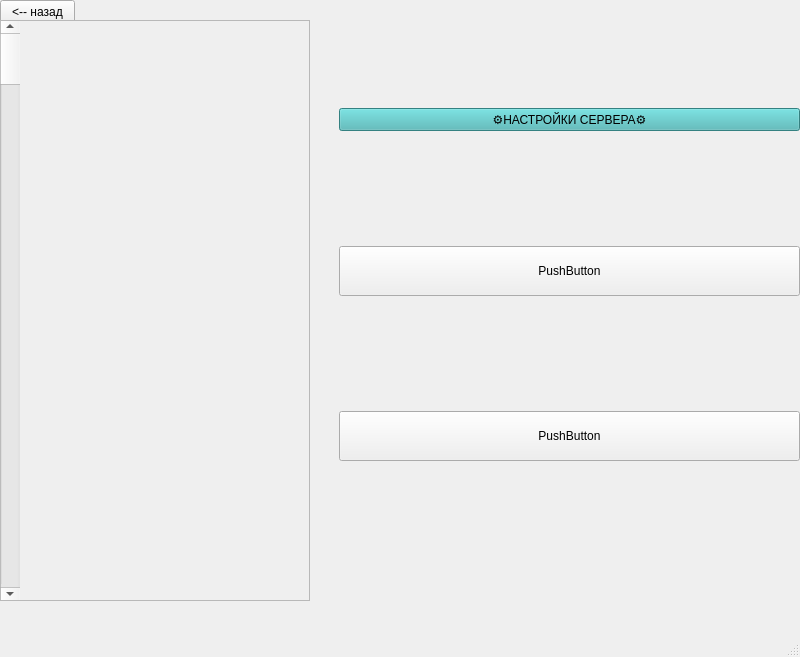
Old version of the form ServerSetup.ui in the repository expiredy/QtYalycuemProject.
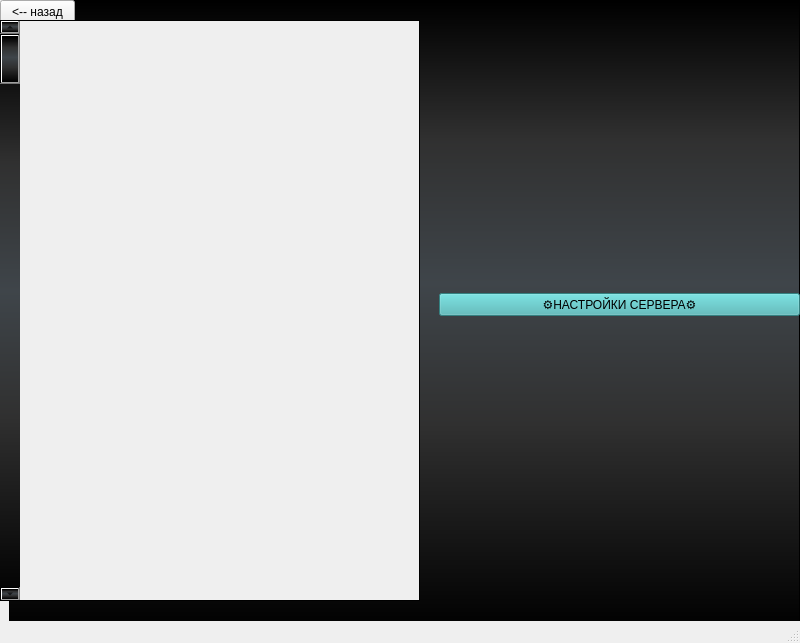
New version of the form.

Patch:
```diff
--- a/ServerSetup.ui
+++ b/ServerSetup.ui
@@ -7,7 +7,7 @@
     <x>0</x>
     <y>0</y>
     <width>800</width>
-    <height>657</height>
+    <height>643</height>
    </rect>
   </property>
   <property name="windowTitle">
@@ -30,10 +30,10 @@
    <widget class="QWidget" name="verticalLayoutWidget_2">
     <property name="geometry">
      <rect>
-      <x>339</x>
+      <x>439</x>
       <y>-1</y>
-      <width>461</width>
-      <height>571</height>
+      <width>361</width>
+      <height>611</height>
      </rect>
     </property>
     <layout class="QVBoxLayout" name="verticalLayout_2">
@@ -60,24 +60,6 @@
        </property>
       </widget>
      </item>
-     <item>
-      <widget class="QPushButton" name="pushButton_3">
-       <property name="text">
-        <string>
-PushButton
-</string>
-       </property>
-      </widget>
-     </item>
-     <item>
-      <widget class="QPushButton" name="pushButton_2">
-       <property name="text">
-        <string>
-PushButton
-</string>
-       </property>
-      </widget>
-     </item>
     </layout>
    </widget>
    <widget class="QScrollArea" name="scrollArea">
@@ -85,10 +67,15 @@
      <rect>
       <x>-1</x>
       <y>20</y>
-      <width>311</width>
+      <width>421</width>
       <height>581</height>
      </rect>
     </property>
+    <property name="styleSheet">
+     <string notr="true">QScrollArea{
+	background-color: qlineargradient(spread:pad, x1:0, y1:1, x2:0, y2:0, stop:0 rgba(0, 0, 0, 255), stop:0.318182 rgba(48, 48, 48, 255), stop:0.534091 rgba(63, 69, 74, 255), stop:0.755682 rgba(48, 48, 48, 255), stop:0.965909 rgba(0, 0, 0, 255));
+}</string>
+    </property>
     <property name="widgetResizable">
      <bool>true</bool>
     </property>
@@ -97,17 +84,17 @@
       <rect>
        <x>0</x>
        <y>0</y>
-       <width>309</width>
+       <width>419</width>
        <height>579</height>
       </rect>
      </property>
      <widget class="QWidget" name="verticalLayoutWidget">
       <property name="geometry">
        <rect>
-        <x>20</x>
+        <x>30</x>
         <y>0</y>
-        <width>281</width>
-        <height>681</height>
+        <width>391</width>
+        <height>911</height>
        </rect>
       </property>
       <layout class="QVBoxLayout" name="layoutWithChannels"/>
@@ -121,12 +108,42 @@
         <height>581</height>
        </rect>
       </property>
+      <property name="styleSheet">
+       <string notr="true">QScrollBar{
+	background-color: qlineargradient(spread:pad, x1:0, y1:1, x2:0, y2:0, stop:0 rgba(0, 0, 0, 255), stop:0.318182 rgba(48, 48, 48, 255), stop:0.534091 rgba(63, 69, 74, 255), stop:0.755682 rgba(48, 48, 48, 255), stop:0.965909 rgba(0, 0, 0, 255));
+}</string>
+      </property>
       <property name="orientation">
        <enum>Qt::Vertical</enum>
       </property>
      </widget>
     </widget>
    </widget>
+   <widget class="QFrame" name="background">
+    <property name="geometry">
+     <rect>
+      <x>9</x>
+      <y>-20</y>
+      <width>791</width>
+      <height>651</height>
+     </rect>
+    </property>
+    <property name="styleSheet">
+     <string notr="true">QFrame{
+	background-color: qlineargradient(spread:pad, x1:0, y1:1, x2:0, y2:0, stop:0 rgba(0, 0, 0, 255), stop:0.318182 rgba(48, 48, 48, 255), stop:0.534091 rgba(63, 69, 74, 255), stop:0.755682 rgba(48, 48, 48, 255), stop:0.965909 rgba(0, 0, 0, 255));
+}</string>
+    </property>
+    <property name="frameShape">
+     <enum>QFrame::StyledPanel</enum>
+    </property>
+    <property name="frameShadow">
+     <enum>QFrame::Raised</enum>
+    </property>
+   </widget>
+   <zorder>background</zorder>
+   <zorder>ExitButton</zorder>
+   <zorder>verticalLayoutWidget_2</zorder>
+   <zorder>scrollArea</zorder>
   </widget>
   <widget class="QMenuBar" name="menubar">
    <property name="geometry">
```
